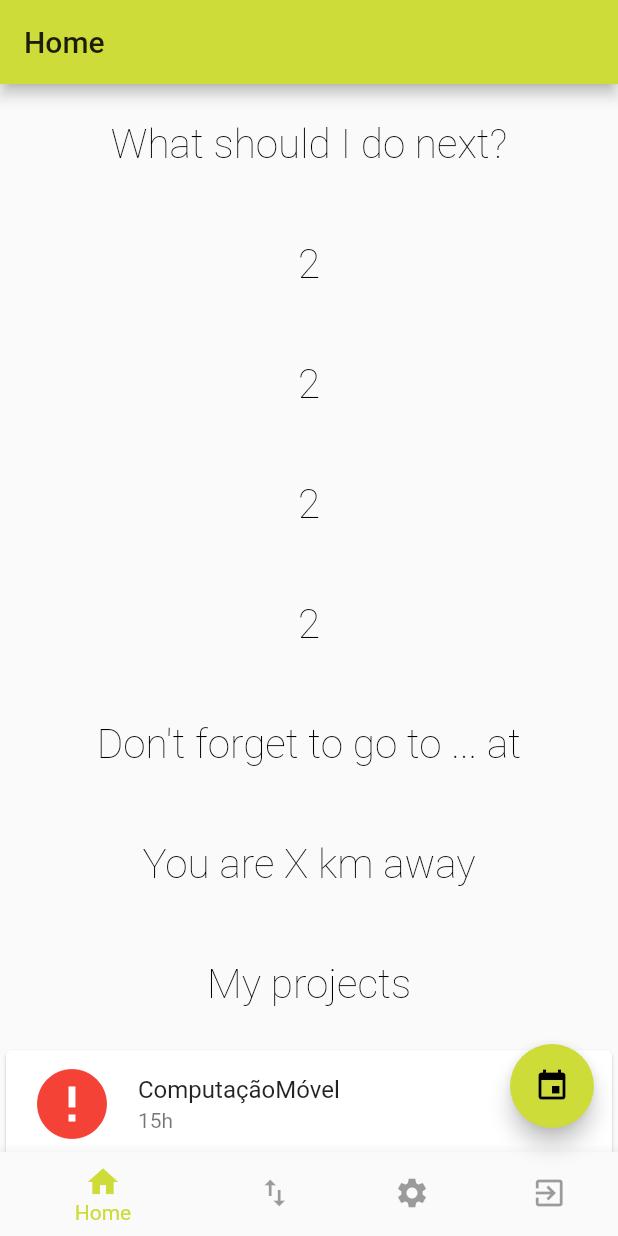
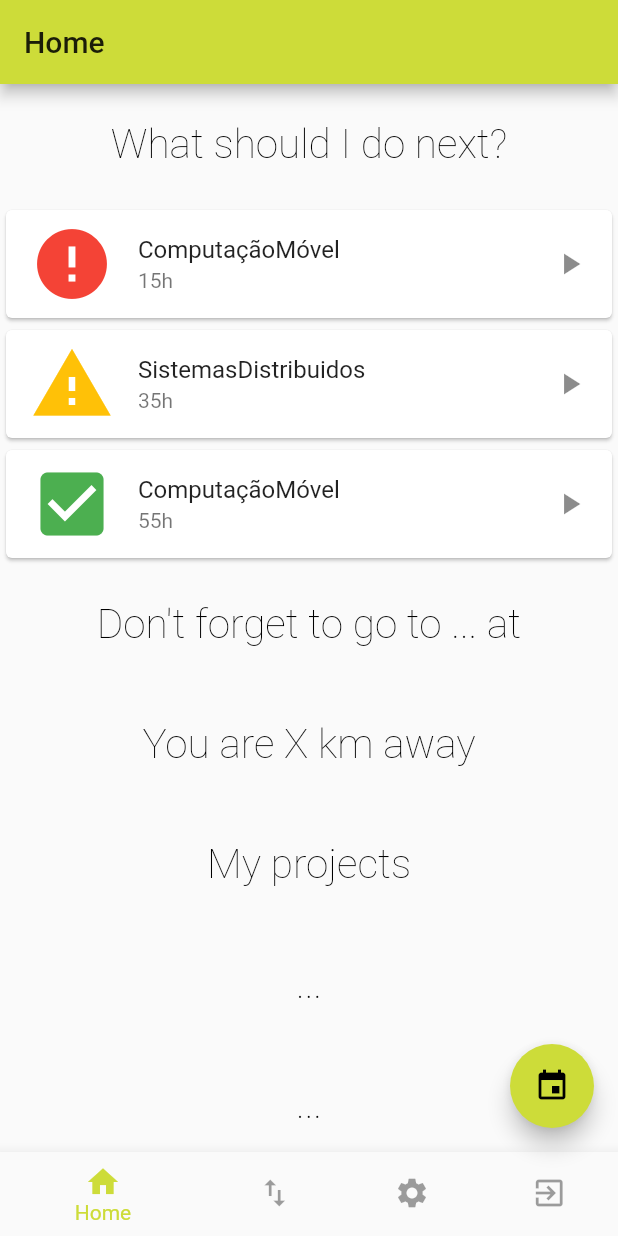
Before and after one commit to ijusto/plus_time, a Flutter app: the screen it shows after launch, on a phone screen of 412 x 824 dp. Run offline on Flutter 3.47's test engine with Material 2 defaults, Android fonts, the phone set to English and light mode, and no system bars; our stand-ins replace local_auth, location; missing offline and left inert: barcode_scan, device_calendar; accounts and stored records are empty; Roboto replaces fonts that are missing (Hind, Merriweather).

Commit message:
home scroll items changed order

```diff
--- a/plus_time/lib/home.dart
+++ b/plus_time/lib/home.dart
@@ -106,19 +106,16 @@ class _HomePageState extends State<HomePage> {
 
   List<String> litems = [
     "What should I do next?",
-    "2",
-    "2",
-    "2",
-    "2",
+  ];
+
+  List<String> litems2 = [
     "Don't forget to go to ... at",
     "You are X km away",
-    "My projects"
+    "My projects",
+    "...",
+    "...",
+    "..."
   ];
-
-  void initState() {
-    super.initState();
-    retriveCalendars();
-  }
 
   // Create the layout
   @override
@@ -149,6 +146,24 @@ class _HomePageState extends State<HomePage> {
           ),
           SliverList(
             delegate: SliverChildListDelegate(widget.projectsOverview),
+          ),
+          SliverList(
+            delegate: SliverChildBuilderDelegate(
+              (BuildContext context, int index) {
+                return Container(
+                  child: new Padding(
+                    padding: const EdgeInsets.all(24.0),
+                    child: Center(
+                      child: Text(
+                        litems2[index],
+                        style: Theme.of(context).textTheme.title,
+                      ),
+                    ),
+                  ),
+                );
+              },
+              childCount: litems2.length,
+            ),
           ),
         ],
       ),
```
